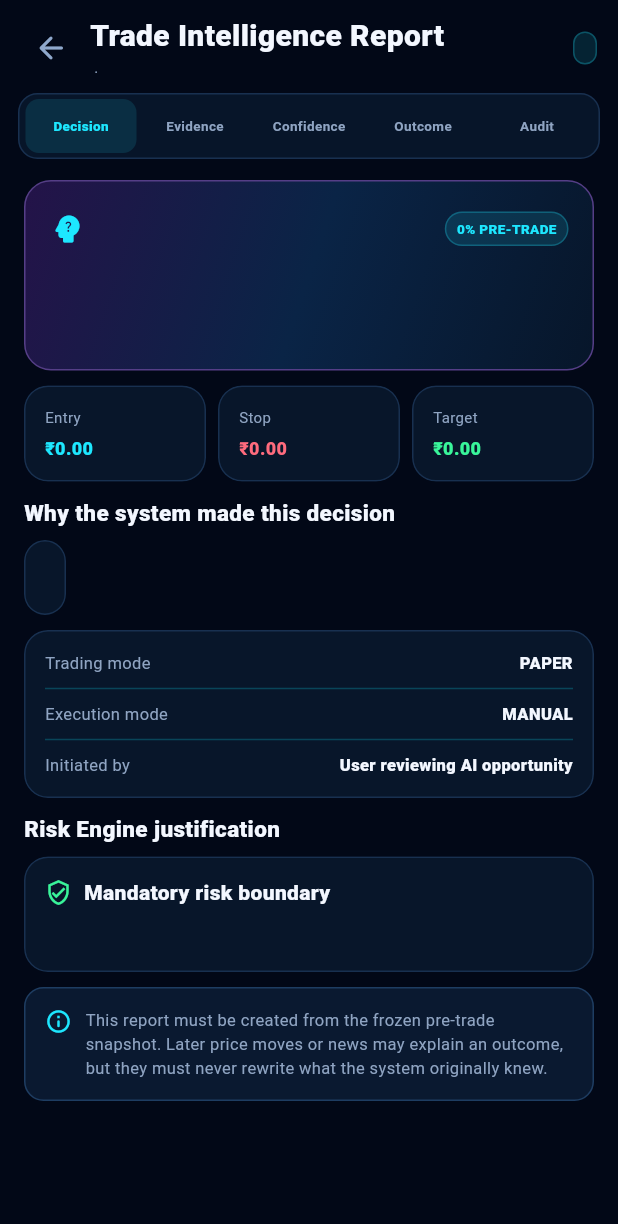
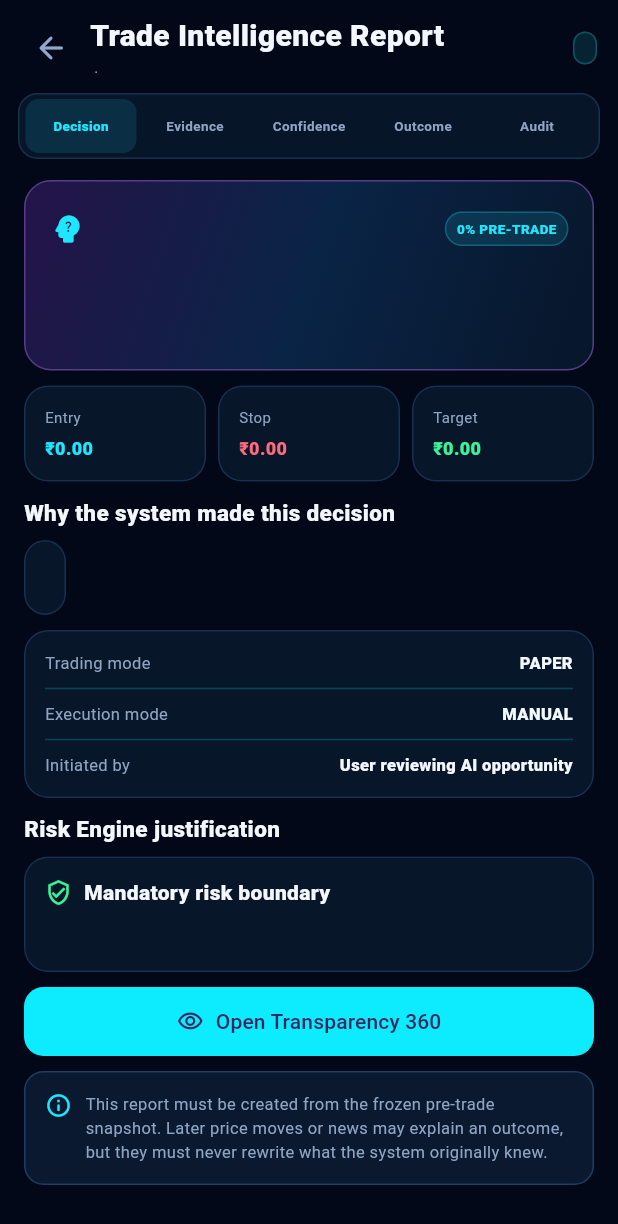
Before and after one commit to operationReact/AiTradingSystem, a Flutter app: the MockTradeIntelligenceReport screen opened directly with empty values, on a phone screen of 412 x 824 dp. Shown: the top 1224 px of the screen. Run offline on Flutter 3.47's test engine with Material 3 defaults, Android fonts, the phone set to English and light mode, and no system bars; our stand-ins replace local_auth, shared_preferences; accounts and stored records are empty.

Commit message:
Wire Transparency 360 into review app

```diff
--- a/apps/trading_client/lib/src/presentation/review/mock_review_app.dart
+++ b/apps/trading_client/lib/src/presentation/review/mock_review_app.dart
@@ -6,6 +6,7 @@ import 'mock_review_data.dart';
 import 'mock_trade_journey.dart';
 import 'mock_trade_intelligence_model.dart';
 import 'mock_trade_intelligence_report.dart';
+import 'mock_transparency_completion.dart';
 
 
 void _openTradeIntelligence(
@@ -55,6 +56,7 @@ enum MockReviewScreen {
   notifications,
   settings,
   tradeJourney,
+  transparencyCenter,
 }
 
 class MockReviewApp extends StatefulWidget {
@@ -175,6 +177,17 @@ class _MockReviewAppState extends State<MockReviewApp> {
                 ? MockTradeJourneyStart.analysis
                 : MockTradeJourneyStart.stock,
             onExit: () => _open(_journeyReturn),
+          ),
+        MockReviewScreen.transparencyCenter => MockTransparencyCompletionHub(
+            record: MockTradeIntelligenceRecord.fromStore(
+              store: _store,
+              symbol: 'RELIANCE',
+              entryPrice: 2948,
+              executed: true,
+              closed: false,
+              exitReason: 'Position still open',
+            ),
+            onBack: () => _open(MockReviewScreen.more),
           ),
         MockReviewScreen.portfolio => _PortfolioReviewPage(
             store: _store,
@@ -720,6 +733,7 @@ class _MoreReviewPage extends StatelessWidget {
       (Icons.layers_rounded, 'Paper Trading', 'Practice with virtual money', MockReviewScreen.paperTrading),
       (Icons.shield_outlined, 'Risk Controls', 'Limits, stop loss, exposure', MockReviewScreen.risk),
       (Icons.science_outlined, 'Backtests', 'Test and validate strategies', MockReviewScreen.backtests),
+      (Icons.visibility_outlined, 'Transparency 360', 'Portfolio, model, event and audit transparency', MockReviewScreen.transparencyCenter),
       (Icons.receipt_long_outlined, 'Orders', 'Review PAPER orders', MockReviewScreen.orders),
       (Icons.notifications_none_rounded, 'Notifications', 'Alerts and updates', MockReviewScreen.notifications),
       (Icons.tune_rounded, 'Settings', 'Security and preferences', MockReviewScreen.settings),
--- a/apps/trading_client/lib/src/presentation/review/mock_trade_intelligence_report.dart
+++ b/apps/trading_client/lib/src/presentation/review/mock_trade_intelligence_report.dart
@@ -1,6 +1,7 @@
 import 'package:flutter/material.dart';
 
 import 'mock_trade_intelligence_model.dart';
+import 'mock_transparency_completion.dart';
 
 class MockTradeIntelligenceReport extends StatefulWidget {
   const MockTradeIntelligenceReport({super.key, required this.record});
@@ -184,6 +185,19 @@ class _MockTradeIntelligenceReportState extends State<MockTradeIntelligenceRepor
               const SizedBox(height: 8),
               Text(record.riskSummary, style: const TextStyle(color: _C.muted, height: 1.45)),
             ],
+          ),
+        ),
+        const SizedBox(height: 10),
+        SizedBox(
+          width: double.infinity,
+          child: FilledButton.icon(
+            key: const Key('trade-intelligence-transparency-360'),
+            onPressed: () => Navigator.of(context).push(
+              MaterialPageRoute<void>(builder: (_) => MockTransparencyCompletionHub(record: record)),
+            ),
+            icon: const Icon(Icons.visibility_outlined),
+            label: const Text('Open Transparency 360'),
+            style: FilledButton.styleFrom(minimumSize: const Size.fromHeight(48)),
           ),
         ),
         const SizedBox(height: 10),
```
